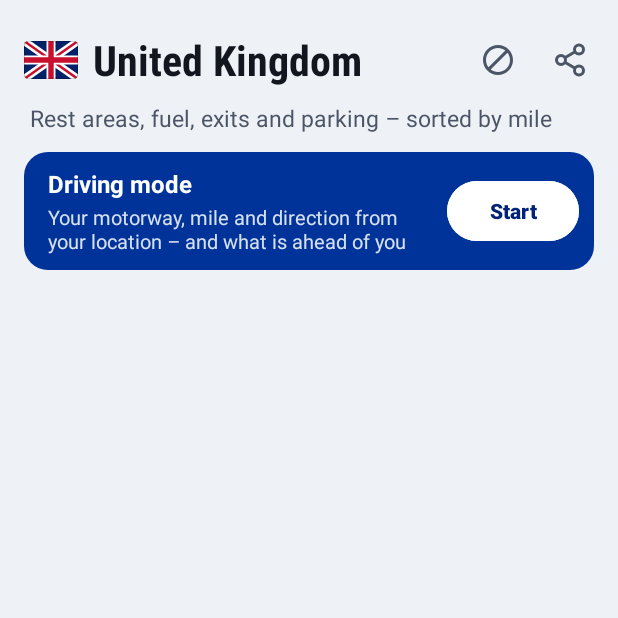
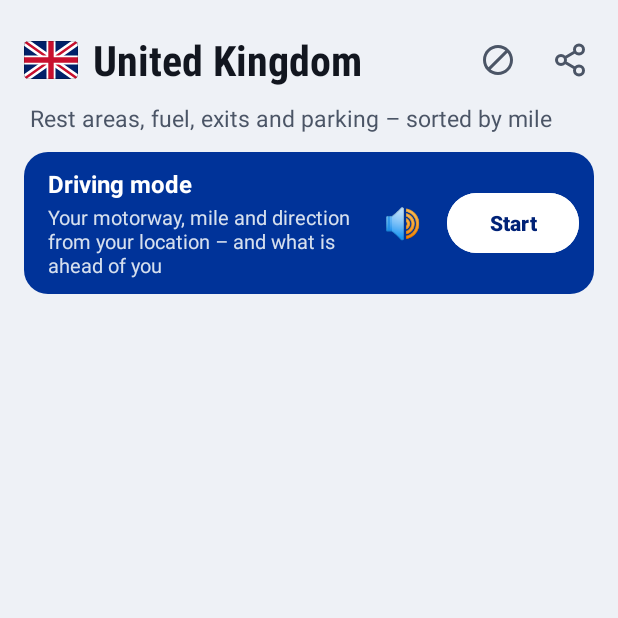
Before and after one commit to zeljkobilbija/MotorwayInfo, an Android app: the screen it shows after launch (ZemljaActivity), on a phone screen of 412 x 824 dp, the top half of it. Run offline under Robolectric (Android 15) with nearby library versions, the phone set to English and light mode, and no system bars; our stand-ins replace AdMob; libraries missing offline, so code that uses them is left out: com.android.billingclient; pictures from the network do not load; 7 statements that could not run were skipped.

Commit message:
Glasovne poruke u Vožnji (Glas.java iz EuroRoadInfo): pokretanje, autoput/km/pravac, odmorište ispred, saobraćaj ispred, zaustavljanje; dugme 🔊/🔇; 18 jezika
Co-Authored-By: Claude Opus 5.5 <noreply@anthropic.com>
Claude-Session: https://claude.ai/code/session_012mNDwSRQWFkoSQHnLvYSUj

```diff
--- a/app/src/main/java/com/zeljkobilbija001/motorwayinfo/VoznjaKartica.java
+++ b/app/src/main/java/com/zeljkobilbija001/motorwayinfo/VoznjaKartica.java
@@ -42,6 +42,16 @@ final class VoznjaKartica {
         // proba (samo debug verzija): dodir na karticu "Vožnja" otvara dnevnik
         if (Dnevnik.ukljucen(a)) {
             a.findViewById(R.id.voznja).setOnClickListener(v -> a.startActivity(new Intent(a, DnevnikActivity.class)));
+        }
+        // 🔊/🔇: glasovne poruke u Vožnji (podrazumevano uključene)
+        TextView glas = a.findViewById(R.id.voznjaGlas);
+        if (glas != null) {
+            glas.setText(Glas.ukljucen(a) ? "🔊" : "🔇");
+            glas.setOnClickListener(v -> {
+                boolean da = !Glas.ukljucen(a);
+                Glas.postavi(a, da);
+                glas.setText(da ? "🔊" : "🔇");
+            });
         }
         dugme.setOnClickListener(v -> {
             if (VoznjaService.radi) VoznjaService.zaustavi(a);
--- a/app/src/main/res/layout/activity_zemlja.xml
+++ b/app/src/main/res/layout/activity_zemlja.xml
@@ -133,6 +133,17 @@
                 android:textColor="@color/plava_svetla"
                 android:textSize="13sp" />
         </LinearLayout>
+        <TextView
+            android:id="@+id/voznjaGlas"
+            android:layout_width="40dp"
+            android:layout_height="40dp"
+            android:layout_marginStart="6dp"
+            android:background="?attr/selectableItemBackgroundBorderless"
+            android:contentDescription="@string/glas_dugme"
+            android:gravity="center"
+            android:text="🔊"
+            android:textSize="20sp" />
+
 
         <ProgressBar
             android:id="@+id/voznjaTrazi"
--- a/app/src/main/res/values/strings.xml
+++ b/app/src/main/res/values/strings.xml
@@ -149,4 +149,16 @@
     <string name="vrsta_traka">Lane closed</string>
     <string name="vrsta_udes">Accident</string>
     <string name="vrsta_zatvoreno">Closed</string>
+    <!-- Glasovne poruke u Vožnji -->
+    <string name="glas_start">Driving mode started. You will soon hear which motorway you are on.</string>
+    <string name="glas_stop">Driving mode stopped.</string>
+    <string name="glas_polozaj">You are on the %1$s, %3$s %2$s, towards %4$s.</string>
+    <string name="glas_odmoriste">In %1$d %2$s, service area: %3$s.</string>
+    <string name="glas_gorivo">Fuel: %s.</string>
+    <string name="glas_saobracaj">Traffic warning: in %1$d %2$s, %3$s.</string>
+    <string name="glas_km_jed">kilometres</string>
+    <string name="glas_mi_jed">miles</string>
+    <string name="glas_km_naziv">kilometre</string>
+    <string name="glas_mi_naziv">mile</string>
+    <string name="glas_dugme">Voice messages</string>
 </resources>
```
Also changed, not shown: app/src/main/java/com/zeljkobilbija001/motorwayinfo/Glas.java (added, +109 -0 lines), app/src/main/java/com/zeljkobilbija001/motorwayinfo/VoznjaService.java (+60 -0 lines), app/src/main/res/layout/activity_main.xml (+11 -0 lines), 17 other files.
